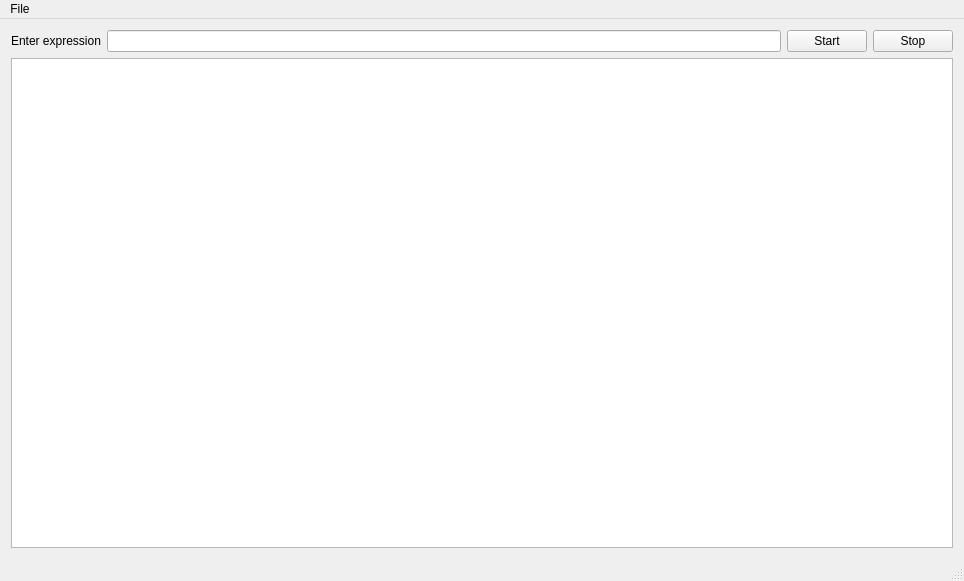
Old version of the form app/mainwindow.ui in the repository a-pavlov/fantlab.
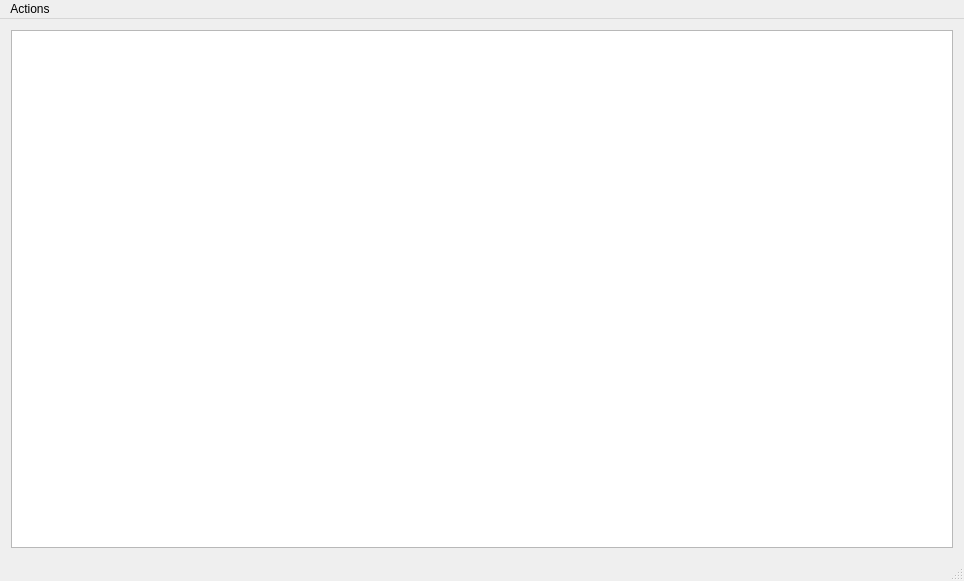
New version of the form. Icons and pictures are not drawn.

Commit message: Add actions, icons and main icon

The edit to the form file:
```diff
--- a/app/mainwindow.ui
+++ b/app/mainwindow.ui
@@ -15,37 +15,6 @@
   </property>
   <widget class="QWidget" name="centralWidget">
    <layout class="QVBoxLayout" name="verticalLayout">
-    <item>
-     <layout class="QHBoxLayout" name="horizontalLayout">
-      <item>
-       <widget class="QLabel" name="label">
-        <property name="text">
-         <string>Enter expression</string>
-        </property>
-       </widget>
-      </item>
-      <item>
-       <widget class="QLineEdit" name="expEdit"/>
-      </item>
-      <item>
-       <widget class="QPushButton" name="btnOctave">
-        <property name="text">
-         <string>Start</string>
-        </property>
-       </widget>
-      </item>
-      <item>
-       <widget class="QPushButton" name="btnSend">
-        <property name="enabled">
-         <bool>true</bool>
-        </property>
-        <property name="text">
-         <string>Stop</string>
-        </property>
-       </widget>
-      </item>
-     </layout>
-    </item>
     <item>
      <widget class="QTreeView" name="ctTree"/>
     </item>
@@ -60,13 +29,13 @@
      <height>21</height>
     </rect>
    </property>
-   <widget class="QMenu" name="menuFile">
+   <widget class="QMenu" name="menu">
     <property name="title">
-     <string>File</string>
+     <string>Actions</string>
     </property>
     <addaction name="actionOpen"/>
    </widget>
-   <addaction name="menuFile"/>
+   <addaction name="menu"/>
   </widget>
   <widget class="QStatusBar" name="statusBar"/>
   <action name="actionOpen">
```
Left out of the diff: 31 changed lines with no effect on the pictures. The commit also changes 78 other files.
